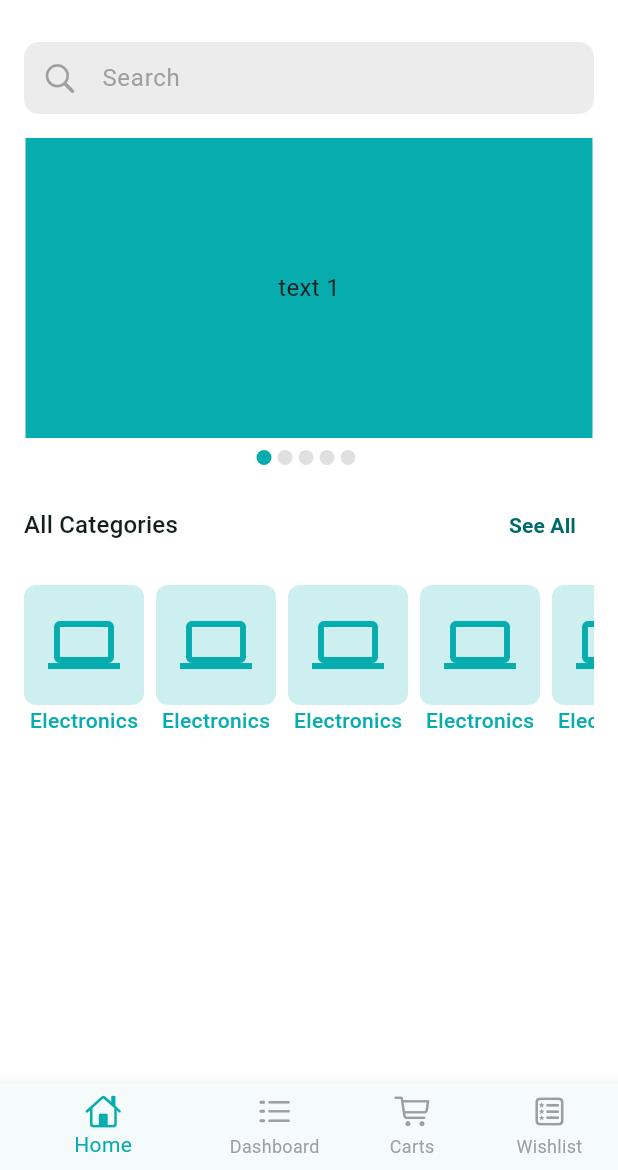
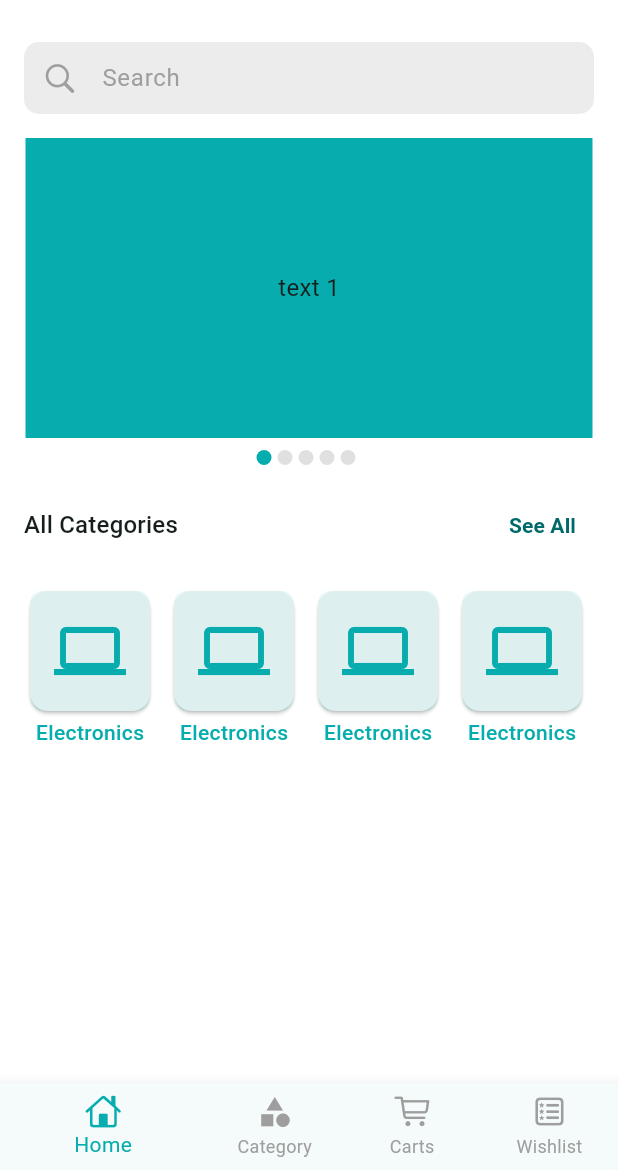
Before and after one commit to kdrbipul/ostad_14_ecommerce_project_crafty_bay, a Flutter app: the screen it shows after launch, on a phone screen of 412 x 824 dp, the part 66-1236 px from its top. Run offline on Flutter 3.47's test engine with Material 3 defaults, Android fonts, the phone set to English and light mode, and no system bars; drawn by our look-alikes of carousel_slider; our stand-ins replace email_validator, firebase_core, firebase_crashlytics, flutter_svg, pin_code_fields, shared_preferences; accounts and stored records are empty.

Commit message:
add category screen

```diff
--- a/lib/app/app_theme.dart
+++ b/lib/app/app_theme.dart
@@ -21,6 +21,11 @@ class AppTheme {
     filledButtonTheme: _filledButtonThemeData,
     appBarTheme: AppBarTheme(
       color: Colors.white,
+      titleTextStyle: TextStyle(
+        fontSize: 18,
+        fontWeight: FontWeight.w600,
+        color: Colors.black
+      ),
     ),
   );
 
--- a/lib/features/home/presentation/screens/home_screen.dart
+++ b/lib/features/home/presentation/screens/home_screen.dart
@@ -1,4 +1,6 @@
 import 'package:flutter/material.dart';
+import 'package:ostad_14_ecommerce_project_crafty_bay/features/shared/presentation/providers/main_nav_holder_provider.dart';
+import 'package:provider/provider.dart';
 
 import '../widgets/home_app_bar.dart';
 import '../widgets/home_carousel_slider.dart';
@@ -26,7 +28,9 @@ class _HomeScreenState extends State<HomeScreen> {
             children: [
               ProductSearchBar(),
               HomeCarouselSlider(),
-              SectionHeader(headerText: 'All Categories', onTapSeeAll: () {}),
+              SectionHeader(headerText: 'All Categories', onTapSeeAll: () {
+                context.read<MainNavHolderProvider>().navigateToCategory();
+              }),
               HomeCategorySection(),
             ],
           ),
--- a/lib/features/home/presentation/widgets/home_category_section.dart
+++ b/lib/features/home/presentation/widgets/home_category_section.dart
@@ -1,6 +1,6 @@
 import 'package:flutter/material.dart';
 
-import '../../../../app/app_colors.dart';
+import '../../../shared/presentation/widgets/category_card.dart';
 
 class HomeCategorySection extends StatelessWidget {
   const HomeCategorySection({super.key});
@@ -13,29 +13,7 @@ class HomeCategorySection extends StatelessWidget {
         scrollDirection: .horizontal,
         itemCount: 10,
         itemBuilder: (context, index) {
-          return Column(
-            children: [
-              Container(
-                padding: .all(16),
-                decoration: BoxDecoration(
-                  color: AppColors.themeColor.withAlpha(50),
-                  borderRadius: .circular(8),
-                ),
-                child: Icon(
-                  Icons.computer,
-                  size: 48,
-                  color: AppColors.themeColor,
-                ),
-              ),
-              Text(
-                'Electronics',
-                style: TextStyle(
-                  fontWeight: FontWeight.w500,
-                  color: AppColors.themeColor,
-                ),
-              ),
-            ],
-          );
+          return CategoryCard();
         },
         separatorBuilder: (_, _) => SizedBox(width: 8),
       ),
--- a/lib/features/shared/presentation/presentation/main_nav_holder_screen.dart
+++ b/lib/features/shared/presentation/presentation/main_nav_holder_screen.dart
@@ -1,9 +1,10 @@
 import 'package:flutter/cupertino.dart';
 import 'package:flutter/material.dart';
-import 'package:ostad_14_ecommerce_project_crafty_bay/features/home/presentation/screens/home_screen.dart';
 import 'package:provider/provider.dart';
 
 import '../../../../app/app_colors.dart';
+import '../../../home/presentation/screens/home_screen.dart';
+import '../../../presentation/screens/category_screen.dart';
 import '../providers/main_nav_holder_provider.dart';
 
 class MainNavHolderScreen extends StatefulWidget {
@@ -19,7 +20,7 @@ class _MainNavHolderScreenState extends State<MainNavHolderScreen> {
 
   final List<Widget> _screens = [
     HomeScreen(),
-    HomeScreen(),
+    CategoryScreen(),
     HomeScreen(),
     HomeScreen(),
   ];
@@ -43,8 +44,8 @@ class _MainNavHolderScreenState extends State<MainNavHolderScreen> {
                 label: 'Home',
               ),
               BottomNavigationBarItem(
-                icon: Icon(CupertinoIcons.list_dash),
-                label: 'Dashboard',
+                icon: Icon(Icons.category),
+                label: 'Category',
               ),
               BottomNavigationBarItem(
                 icon: Icon(CupertinoIcons.cart),
--- /dev/null
+++ b/lib/features/shared/presentation/widgets/category_card.dart
@@ -0,0 +1,38 @@
+import 'package:flutter/material.dart';
+
+import '../../../../app/app_colors.dart';
+
+class CategoryCard extends StatelessWidget {
+  const CategoryCard({
+    super.key,
+  });
+
+  @override
+  Widget build(BuildContext context) {
+    return Column(
+      children: [
+        Card(
+          child: Container(
+            padding: .all(16),
+            decoration: BoxDecoration(
+              color: AppColors.themeColor.withAlpha(20),
+              borderRadius: .circular(8),
+            ),
+            child: Icon(
+              Icons.computer,
+              size: 48,
+              color: AppColors.themeColor,
+            ),
+          ),
+        ),
+        Text(
+          'Electronics',
+          style: TextStyle(
+            fontWeight: FontWeight.w500,
+            color: AppColors.themeColor,
+          ),
+        ),
+      ],
+    );
+  }
+}
```
Also changed, not shown: lib/features/presentation/screens/category_screen.dart (added, +45 -0 lines), lib/features/shared/presentation/providers/main_nav_holder_provider.dart (+7 -0 lines).
